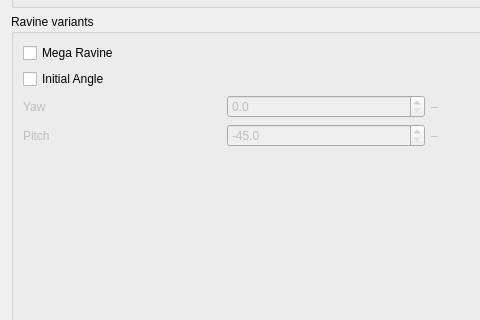
The window that src/conditiondialog.ui (FragrantResult186/cubiomes-viewer-bedrock) describes before a commit, drawn with Qt 5; both pictures show x 0 to 480 and y 311 to 631 of the 855 by 748 pixel window.
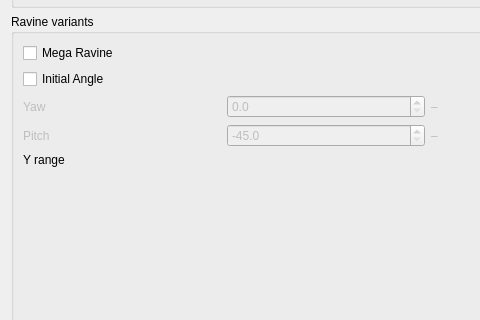
The same window after the commit. The open tabs and pages were chosen to show the change. Icons and pictures are not drawn. Custom widgets are drawn as their Qt base class.

What changed in the file:
```diff
--- a/src/conditiondialog.ui
+++ b/src/conditiondialog.ui
@@ -2194,7 +2194,21 @@
                 </property>
                </widget>
               </item>
-              <item row="4" column="0" colspan="4">
+              <item row="4" column="0">
+               <widget class="QLabel" name="labelRavineY">
+                <property name="text">
+                 <string>Y range</string>
+                </property>
+               </widget>
+              </item>
+              <item row="4" column="1" colspan="3">
+               <layout class="QGridLayout" name="gridRavineHeightRange">
+                <property name="spacing">
+                 <number>0</number>
+                </property>
+               </layout>
+              </item>
+              <item row="5" column="0" colspan="4">
                <spacer name="verticalSpacer_10">
                 <property name="orientation">
                  <enum>Qt::Vertical</enum>
```
